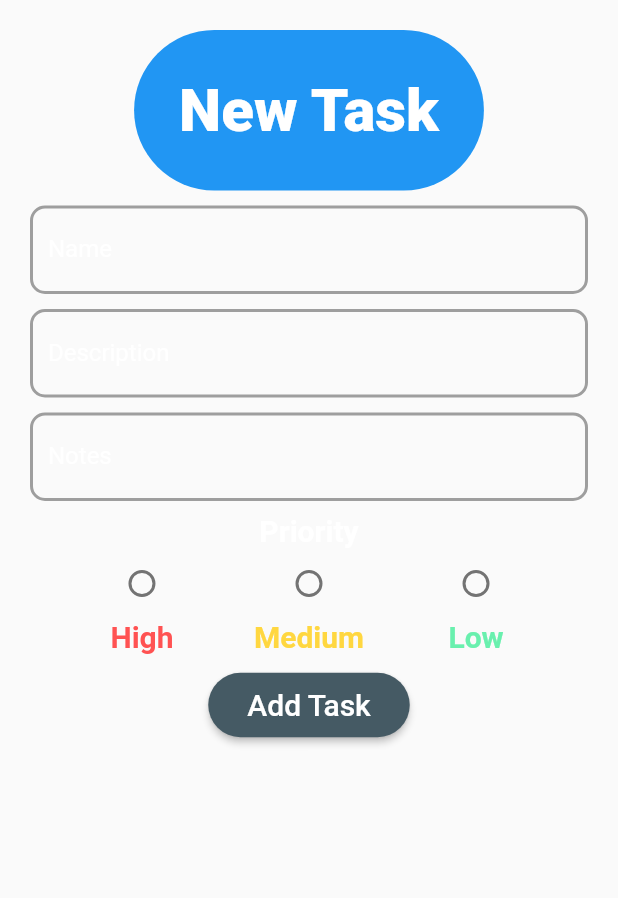
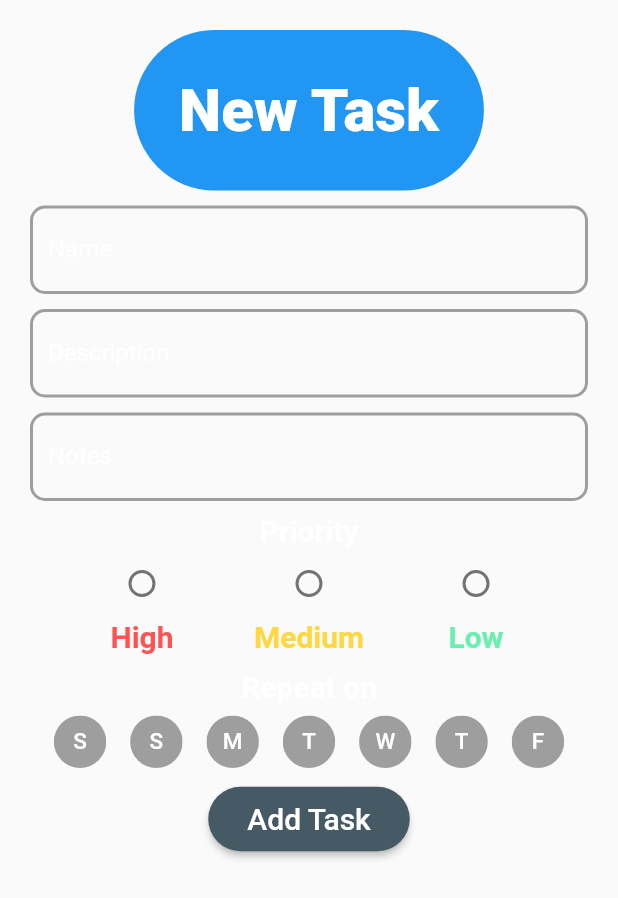
Before and after one commit to hashem78/Taskist, a Flutter app: the AddTaskScreen widget shown alone on an empty page, opened directly, on a phone screen of 412 x 824 dp. Shown: the top 898 px of the screen. Run offline on Flutter 3.47's test engine with Material 2 defaults, Android fonts, the light colour scheme and no system bars.

Commit message:
Add: Ability to change repeatitions

```diff
--- a/lib/main.dart
+++ b/lib/main.dart
@@ -1,4 +1,5 @@
 import 'package:Taskist/constants.dart';
+import 'package:Taskist/models/daybuttons_model.dart';
 import 'package:Taskist/models/radiopriority_model.dart';
 import 'package:flutter/material.dart';
 
@@ -29,6 +30,9 @@ class MyApp extends StatelessWidget {
         ChangeNotifierProvider(
           create: (_) => RadioPriorityRowModel(),
         ),
+        ChangeNotifierProvider(
+          create: (_) => DayButtonsModel(),
+        ),
       ],
       child: MaterialApp(
         debugShowCheckedModeBanner: false,
--- /dev/null
+++ b/lib/models/daybuttons_model.dart
@@ -0,0 +1,13 @@
+import 'package:flutter/material.dart';
+
+class DayButtonsModel with ChangeNotifier {
+  List<bool> repeates = [false, false, false, false, false, false, false];
+  void triggerAtIndex(int index) {
+    repeates[index] = !repeates[index];
+    notifyListeners();
+  }
+
+  bool getAtIndex(int index) {
+    return repeates[index];
+  }
+}
--- a/lib/screens/addtask_screen.dart
+++ b/lib/screens/addtask_screen.dart
@@ -1,3 +1,4 @@
+import 'package:Taskist/models/daybuttons_model.dart';
 import 'package:Taskist/models/radiopriority_model.dart';
 import 'package:Taskist/widgets/radiopriority_row.dart';
 import 'package:flutter/material.dart';
@@ -6,6 +7,7 @@ import 'package:Taskist/models/tasklist_model.dart';
 import 'package:Taskist/models/task_model.dart';
 import 'package:Taskist/constants.dart';
 import 'package:provider/provider.dart';
+import 'package:Taskist/widgets/taskday_button.dart';
 
 class AddTaskScreen extends StatelessWidget {
   final List<TaskityTextField> fieldList = [
@@ -22,13 +24,43 @@ class AddTaskScreen extends StatelessWidget {
       hintText: "Not the salamon",
     ),
   ];
+  final List<TaskDayButton> dayList = [
+    TaskDayButton(
+      title: "S",
+      index: 0,
+    ),
+    TaskDayButton(
+      title: "S",
+      index: 1,
+    ),
+    TaskDayButton(
+      title: "M",
+      index: 2,
+    ),
+    TaskDayButton(
+      title: "T",
+      index: 3,
+    ),
+    TaskDayButton(
+      title: "W",
+      index: 4,
+    ),
+    TaskDayButton(
+      title: "T",
+      index: 5,
+    ),
+    TaskDayButton(
+      title: "F",
+      index: 6,
+    ),
+  ];
 
   @override
   Widget build(BuildContext context) {
     return Container(
       padding: EdgeInsets.all(20),
       width: MediaQuery.of(context).size.width,
-      height: MediaQuery.of(context).size.height / 1.5,
+      height: MediaQuery.of(context).size.height / 1.3,
       child: SingleChildScrollView(
         physics: NeverScrollableScrollPhysics(),
         child: Column(
@@ -52,6 +84,30 @@ class AddTaskScreen extends StatelessWidget {
             ),
             for (var item in fieldList) item,
             RadioPriorityRow(),
+            SizedBox(
+              height: 10,
+            ),
+            Column(
+              children: [
+                Padding(
+                  padding: const EdgeInsets.only(bottom: 8),
+                  child: Text(
+                    "Repeat on",
+                    style: TextStyle(
+                      color: kTextColor,
+                      fontWeight: FontWeight.bold,
+                      fontSize: 20,
+                    ),
+                  ),
+                ),
+                Row(
+                  mainAxisAlignment: MainAxisAlignment.spaceEvenly,
+                  children: [
+                    for (var item in dayList) item,
+                  ],
+                ),
+              ],
+            ),
             SizedBox(
               height: 10,
             ),
@@ -79,7 +135,9 @@ class AddTaskScreen extends StatelessWidget {
                           context,
                           listen: false,
                         ).priority,
-                        repeats: [],
+                        repeats:
+                            Provider.of<DayButtonsModel>(context, listen: false)
+                                .repeates,
                       ),
                     );
                 Navigator.of(context).pop();
--- /dev/null
+++ b/lib/widgets/taskday_button.dart
@@ -0,0 +1,46 @@
+import 'package:Taskist/constants.dart';
+import 'package:Taskist/models/daybuttons_model.dart';
+import 'package:flutter/material.dart';
+import 'package:provider/provider.dart';
+
+class TaskDayButton extends StatelessWidget {
+  final Function() onTap;
+  final Color _activated = Colors.red;
+  final Color _deactivated = Colors.grey;
+  final String title;
+  final int index;
+  TaskDayButton({this.onTap, this.title, this.index});
+
+  @override
+  Widget build(BuildContext context) {
+    return ClipOval(
+      child: Consumer<DayButtonsModel>(
+        builder: (_, newList, __) => Material(
+          color: newList.getAtIndex(index)
+              ? _activated
+              : _deactivated, // button color
+          child: InkWell(
+            splashColor: Colors.grey, // inkwell color
+            child: Container(
+              width: 35,
+              height: 35,
+              child: Center(
+                child: Text(
+                  title,
+                  style: TextStyle(
+                    fontSize: 15,
+                    fontWeight: FontWeight.w500,
+                    color: kTextColor,
+                  ),
+                ),
+              ),
+            ),
+            onTap: () {
+              newList.triggerAtIndex(index);
+            },
+          ),
+        ),
+      ),
+    );
+  }
+}
```
